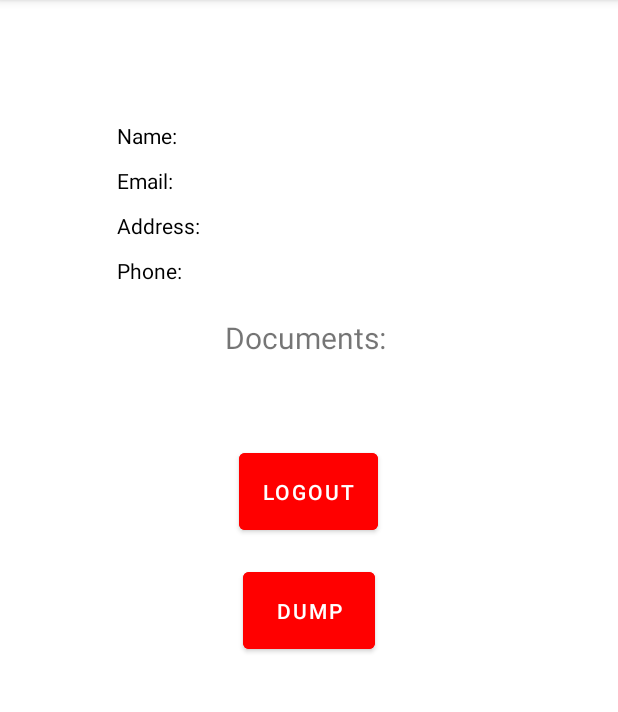
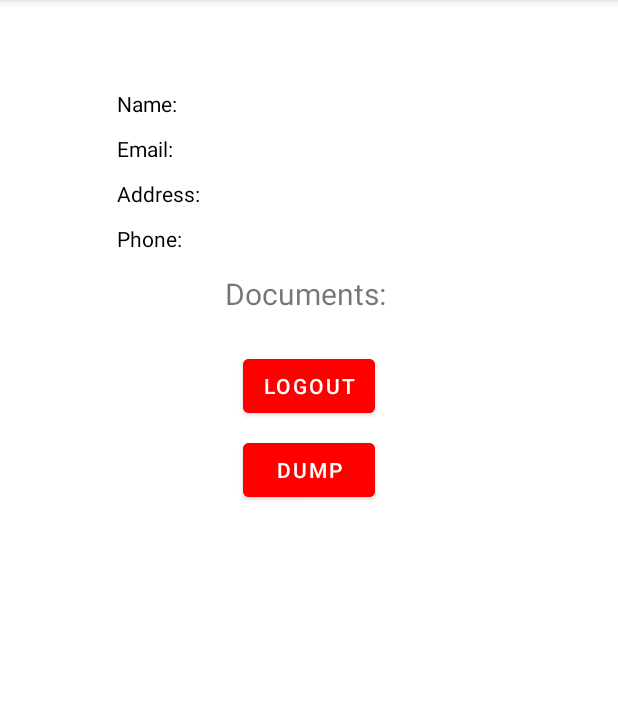
Before and after one commit to mminichino/sgw-android-example, an Android app: the MainActivity screen opened directly, with no data from a screen before it, on a phone screen of 412 x 824 dp, the part 84-796 px from its top. Run offline under Robolectric (Android 15) with nearby library versions, the phone set to English and light mode, and no system bars; libraries missing offline, so code that uses them is left out: com.couchbase.lite; 2 statements that could not run were skipped.

Commit message:
Version 2.0

```diff
--- a/app/src/main/java/com/example/sgwdemo/main/MainActivity.kt
+++ b/app/src/main/java/com/example/sgwdemo/main/MainActivity.kt
@@ -136,11 +136,14 @@
             val dumpRowLabel = TextView(this)
             val dumpRowElement = TextView(this)
             val scale = resources.displayMetrics.density
-            val dpAsPixels = (6 * scale)
+            val dpAsPixels = (10 * scale)
 
+            val builder = StringBuilder()
+            builder.append(docsProps!!.getString("employee_id").toString())
+            builder.append(")")
             dumpRowLabel.setTextColor(Color.BLACK)
             dumpRowLabel.setTextSize(TypedValue.COMPLEX_UNIT_SP, 16F)
-            dumpRowLabel.text = docsProps!!.getString("employee_id").toString()
+            dumpRowLabel.text = builder.toString()
             dumpRow.addView(dumpRowLabel)
             dumpRowElement.setTextColor(Color.BLACK)
             dumpRowElement.setTextSize(TypedValue.COMPLEX_UNIT_SP, 16F)
--- a/app/src/main/res/layout/activity_main.xml
+++ b/app/src/main/res/layout/activity_main.xml
@@ -14,7 +14,7 @@
         android:layout_height="match_parent"
         android:layout_centerHorizontal="true"
         android:orientation="vertical"
-        android:layout_marginTop="20dp"
+        android:layout_marginTop="16dp"
         app:layout_constraintStart_toStartOf="parent"
         app:layout_constraintTop_toTopOf="parent">
 
@@ -23,8 +23,8 @@
             android:layout_height="wrap_content"
             android:layout_gravity="center"
             android:orientation="vertical"
-            android:layout_marginTop="25dp"
-            android:layout_marginBottom="25dp">
+            android:layout_marginTop="8dp"
+            android:layout_marginBottom="8dp">
 
             <TableLayout
                 android:layout_width="wrap_content"
@@ -109,7 +109,7 @@
                 android:layout_height="wrap_content"
                 android:layout_gravity="center_horizontal"
                 android:text="@string/documentCount"
-                android:padding="16dp"
+                android:padding="8dp"
                 android:textSize="20sp" />
         </LinearLayout>
 
@@ -147,8 +147,8 @@
                 android:layout_height="wrap_content"
                 android:layout_gravity="center"
                 android:orientation="vertical"
-                android:layout_marginTop="25dp"
-                android:layout_marginBottom="25dp">
+                android:layout_marginTop="8dp"
+                android:layout_marginBottom="8dp">
                 <TableLayout
                     android:id="@+id/dumpTable"
                     android:layout_width="wrap_content"
--- a/app/src/main/res/values/dimens.xml
+++ b/app/src/main/res/values/dimens.xml
@@ -1,5 +1,5 @@
 <?xml version="1.0" encoding="utf-8"?>
 <resources>
     <dimen name="text_margin">16dp</dimen>
-    <dimen name="fab_margin">16dp</dimen>
+    <dimen name="fab_margin">8dp</dimen>
 </resources>
```
Also changed, not shown: app/src/main/java/com/example/sgwdemo/cbdb/CouchbaseConnect.kt (+21 -0 lines), app/src/main/java/com/example/sgwdemo/login/LoginActivity.kt (+60 -13 lines).
